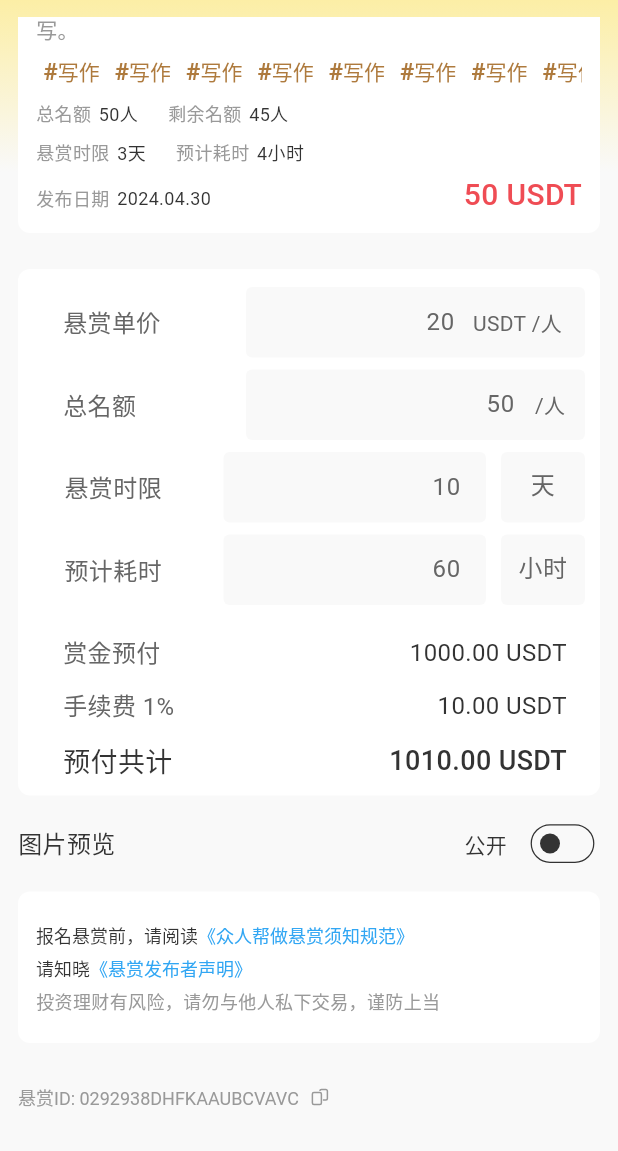
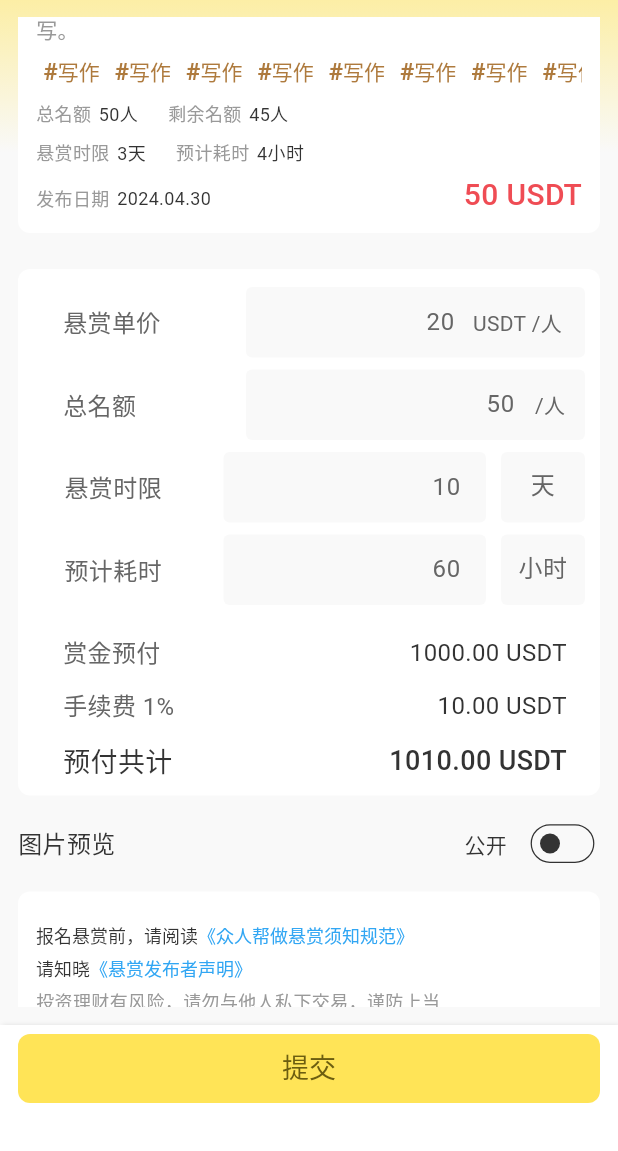
Before and after one commit to Esthert0109/part_time_app3, a Flutter app: the MissionDetailStatusIssuerPage screen opened directly, scrolled down 216 dp, on a phone screen of 412 x 824 dp, the part 85-1236 px from its top. Run offline on Flutter 3.47's test engine with Material 3 defaults, Android fonts, the phone set to English and light mode, and no system bars; our stand-ins replace badges, flutter_svg, fluttertoast, get, image_picker, lazy_load_scrollview and 2 more; network calls fail.

Commit message:
update mission detail status issuer page

```diff
--- a/part_time_app/lib/Pages/MissionStatus/missionDetailStatusIssuerPage.dart
+++ b/part_time_app/lib/Pages/MissionStatus/missionDetailStatusIssuerPage.dart
@@ -5,6 +5,7 @@ import 'package:flutter/widgets.dart';
 import 'package:flutter_svg/flutter_svg.dart';
 import 'package:fluttertoast/fluttertoast.dart';
 import 'package:get/get.dart';
+import 'package:part_time_app/Components/Button/primaryButtonComponent.dart';
 import 'package:part_time_app/Components/Card/missionDetailDescriptionCardComponent.dart';
 import 'package:part_time_app/Components/Card/missionDetailIssuerCardComponent.dart';
 import 'package:part_time_app/Components/Card/missionNoticeCardComponent.dart';
@@ -27,7 +28,8 @@ class _MissionDetailStatusIssuerPageState
   bool picPreview = false;
   @override
   Widget build(BuildContext context) {
-    return Scaffold(
+    return SafeArea(
+      child: Scaffold(
           extendBodyBehindAppBar: false,
           appBar: AppBar(
               automaticallyImplyLeading: false,
@@ -126,7 +128,8 @@ class _MissionDetailStatusIssuerPageState
                         child: Row(
                           children: [
                             Padding(
-                          padding: const EdgeInsets.symmetric(horizontal: 12.0),
+                              padding:
+                                  const EdgeInsets.symmetric(horizontal: 12.0),
                               child: Text(
                                 picPreview ? "开始悬赏可见" : "公开",
                                 style: tStatusFieldText1,
@@ -145,8 +148,8 @@ class _MissionDetailStatusIssuerPageState
                                     inactiveThumbColor: kMainBlackColor,
                                     materialTapTargetSize:
                                         MaterialTapTargetSize.padded,
-                                trackOutlineColor:
-                                    MaterialStateProperty.resolveWith<Color?>(
+                                    trackOutlineColor: MaterialStateProperty
+                                        .resolveWith<Color?>(
                                       (Set<MaterialState> states) {
                                         if (picPreview) {
                                           return kMainBlackColor;
@@ -154,7 +157,8 @@ class _MissionDetailStatusIssuerPageState
                                         return kMainBlackColor; // Use the default color.
                                       },
                                     ),
-                                trackOutlineWidth: MaterialStateProperty.all(1),
+                                    trackOutlineWidth:
+                                        MaterialStateProperty.all(1),
                                     onChanged: (preview) {
                                       setState(() {
                                         picPreview = preview;
@@ -176,7 +180,9 @@ class _MissionDetailStatusIssuerPageState
                     child: Row(
                       children: [
                         RichText(
-                        text: TextSpan(style: missionIDtextStyle, children: [
+                            text: TextSpan(
+                                style: missionIDtextStyle,
+                                children: [
                               TextSpan(text: "悬赏ID: "),
                               TextSpan(text: "0292938DHFKAAUBCVAVC")
                             ])),
@@ -189,7 +195,7 @@ class _MissionDetailStatusIssuerPageState
                                 msg: "已复制",
                                 toastLength: Toast.LENGTH_LONG,
                                 gravity: ToastGravity.BOTTOM,
-                            backgroundColor: kMainYellowColor,
+                                backgroundColor: kThirdGreyColor,
                                 textColor: kMainBlackColor);
                           },
                           child: Padding(
@@ -208,6 +214,28 @@ class _MissionDetailStatusIssuerPageState
               ),
             ),
           ),
+          bottomNavigationBar: Container(
+            height: 84,
+            padding: EdgeInsets.symmetric(vertical: 6, horizontal: 12),
+            alignment: Alignment.topCenter,
+            decoration: BoxDecoration(color: kMainWhiteColor, boxShadow: [
+              BoxShadow(
+                color: Color(0x1A000000),
+                offset: Offset(1, 0),
+                blurRadius: 2,
+                spreadRadius: 0,
+              ),
+            ]),
+            child: SizedBox(
+              width: double.infinity,
+              child: primaryButtonComponent(
+                buttonColor: kMainYellowColor,
+                text: '提交',
+                textStyle: buttonTextStyle,
+                onPressed: () {},
+              ),
+            ),
+          )),
     );
   }
 }
```
Also changed, not shown: part_time_app/lib/Pages/MissionStatus/missionReviewPage.dart (added, +57 -0 lines). Lines whose indentation alone changed are shown as unchanged.
